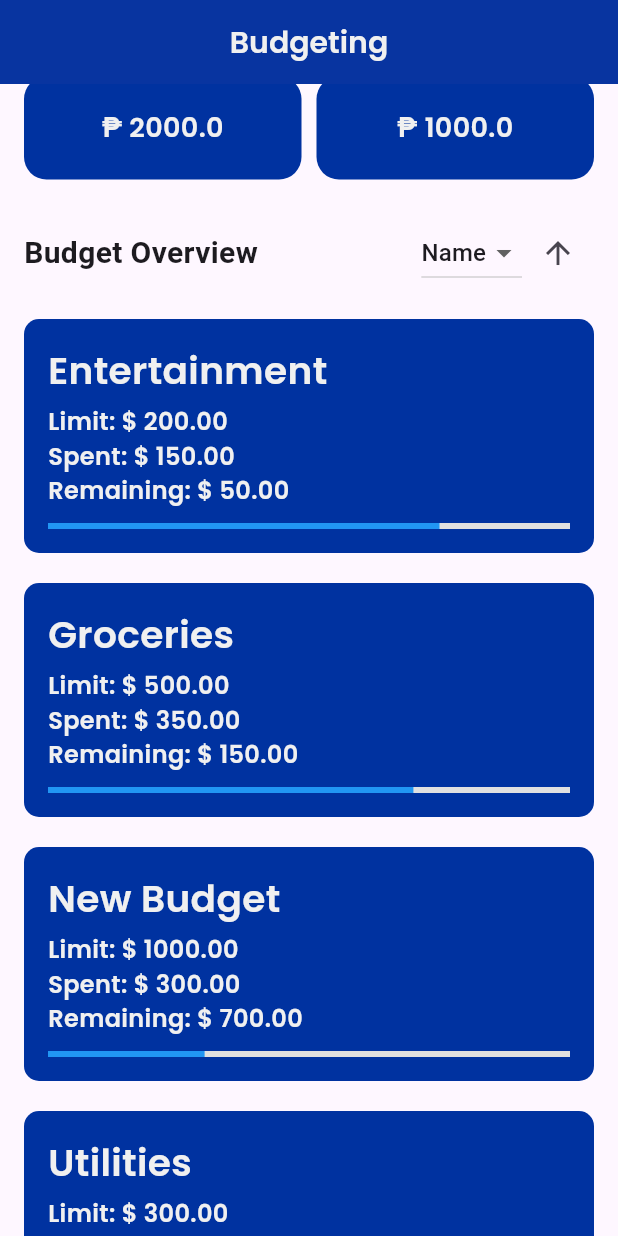
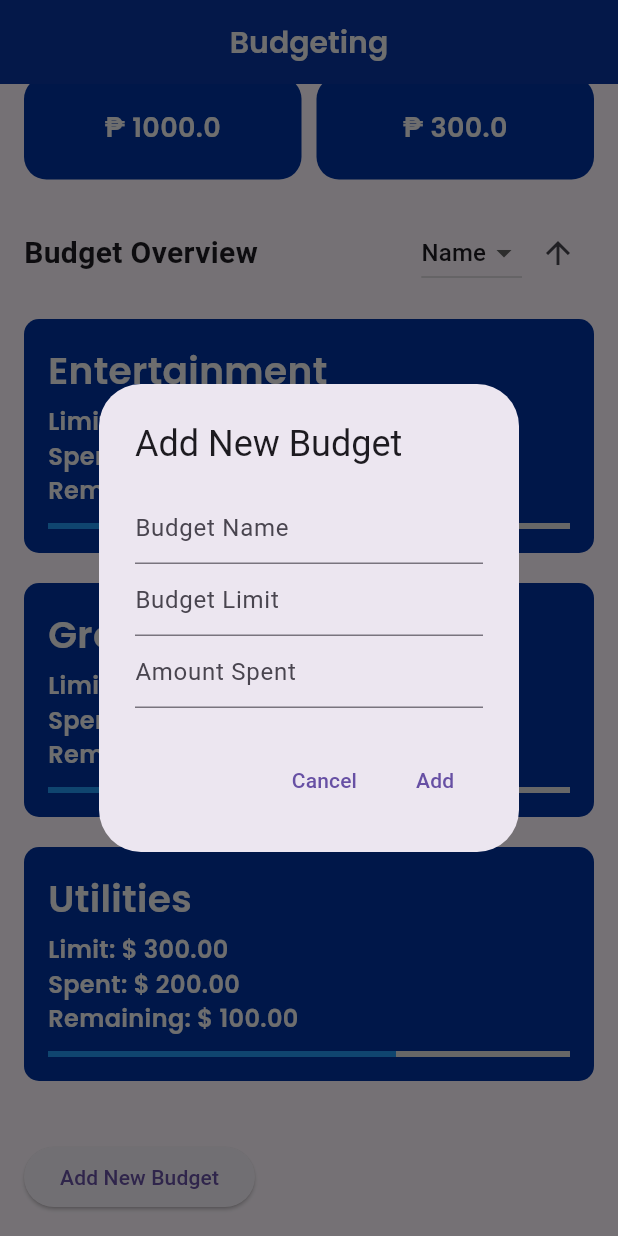
Before and after one commit to hydraadra112/perapal, a Flutter app: the Budget screen opened directly, scrolled down 59 dp, after a tap on "Add New Budget", on a phone screen of 412 x 824 dp. Run offline on Flutter 3.47's test engine with Material 3 defaults, Android fonts, the phone set to English and light mode, and no system bars; our stand-ins replace animated_splash_screen, google_fonts; missing offline and left inert: mongo_dart.

Commit message:
made boxes modifiable, and abiltiy to add boxes

```diff
--- /dev/null
+++ b/lib/components/add_budget_savings_box.dart
@@ -0,0 +1,108 @@
+import 'package:flutter/material.dart';
+
+Future<void> showAddBudgetDialog(BuildContext context, Function(String, double, double) onAdd) async {
+  final TextEditingController nameController = TextEditingController();
+  final TextEditingController limitController = TextEditingController();
+  final TextEditingController spentController = TextEditingController();
+
+  return showDialog<void>(
+    context: context,
+    builder: (BuildContext context) {
+      return AlertDialog(
+        title: const Text('Add New Budget'),
+        content: SingleChildScrollView(
+          child: ListBody(
+            children: <Widget>[
+              TextField(
+                controller: nameController,
+                decoration: const InputDecoration(hintText: 'Budget Name'),
+              ),
+              TextField(
+                controller: limitController,
+                keyboardType: TextInputType.number,
+                decoration: const InputDecoration(hintText: 'Budget Limit'),
+              ),
+              TextField(
+                controller: spentController,
+                keyboardType: TextInputType.number,
+                decoration: const InputDecoration(hintText: 'Amount Spent'),
+              ),
+            ],
+          ),
+        ),
+        actions: <Widget>[
+          TextButton(
+            child: const Text('Cancel'),
+            onPressed: () {
+              Navigator.of(context).pop();
+            },
+          ),
+          TextButton(
+            child: const Text('Add'),
+            onPressed: () {
+              final String name = nameController.text;
+              final double limit = double.tryParse(limitController.text) ?? 0.0;
+              final double spent = double.tryParse(spentController.text) ?? 0.0;
+              onAdd(name, limit, spent);
+              Navigator.of(context).pop();
+            },
+          ),
+        ],
+      );
+    },
+  );
+}
+
+
+Future<void> showAddSavingsDialog(BuildContext context, Function(String, double, double) onAdd) async {
+  final TextEditingController nameController = TextEditingController();
+  final TextEditingController goalController = TextEditingController();
+  final TextEditingController savedController = TextEditingController();
+
+  return showDialog<void>(
+    context: context,
+    builder: (BuildContext context) {
+      return AlertDialog(
+        title: const Text('Add New Savings Goal'),
+        content: SingleChildScrollView(
+          child: ListBody(
+            children: <Widget>[
+              TextField(
+                controller: nameController,
+                decoration: const InputDecoration(hintText: 'Savings Goal Name'),
+              ),
+              TextField(
+                controller: goalController,
+                keyboardType: TextInputType.number,
+                decoration: const InputDecoration(hintText: 'Goal Amount'),
+              ),
+              TextField(
+                controller: savedController,
+                keyboardType: TextInputType.number,
+                decoration: const InputDecoration(hintText: 'Saved Amount'),
+              ),
+            ],
+          ),
+        ),
+        actions: <Widget>[
+          TextButton(
+            child: const Text('Cancel'),
+            onPressed: () {
+              Navigator.of(context).pop();
+            },
+          ),
+          TextButton(
+            child: const Text('Add'),
+            onPressed: () {
+              final String name = nameController.text;
+              final double goalAmount = double.tryParse(goalController.text) ?? 0.0;
+              final double savedAmount = double.tryParse(savedController.text) ?? 0.0;
+              onAdd(name, goalAmount, savedAmount);
+              Navigator.of(context).pop();
+            },
+          ),
+        ],
+      );
+    },
+  );
+}
--- a/lib/components/button.dart
+++ b/lib/components/button.dart
@@ -18,12 +18,12 @@ class Button extends StatelessWidget {
       child: ElevatedButton(
         onPressed: onPressed,
         style: ButtonStyle(
-          shape: MaterialStateProperty.all<RoundedRectangleBorder>(
+          shape: WidgetStateProperty.all<RoundedRectangleBorder>(
             RoundedRectangleBorder(
               borderRadius: BorderRadius.circular(0), // Square shape
             ),
           ),
-          backgroundColor: MaterialStateProperty.all<Color>(blue), // Light blue background
+          backgroundColor: WidgetStateProperty.all<Color>(blue), // Light blue background
         ),
         child: Padding(
           padding: const EdgeInsets.symmetric(vertical: 5, horizontal: 2),
--- a/lib/components/savings/savings_box.dart
+++ b/lib/components/savings/savings_box.dart
@@ -7,11 +7,11 @@ class SavingsBox extends StatelessWidget {
   final num savedAmount;
 
   const SavingsBox({
-    Key? key,
+    super.key,
     required this.goalName,
     required this.goalAmount,
     required this.savedAmount,
-  }) : super(key: key);
+  });
 
   @override
   Widget build(BuildContext context) {
--- a/lib/main.dart
+++ b/lib/main.dart
@@ -1,7 +1,6 @@
 import 'package:flutter/material.dart';
 import 'package:flutter/rendering.dart';
 import 'package:perapal/pages/splash_screen.dart';
-import 'package:firebase_core/firebase_core.dart';
 
 void main() {
   debugPaintSizeEnabled = false;
--- a/lib/pages/budget_page.dart
+++ b/lib/pages/budget_page.dart
@@ -2,9 +2,11 @@ import 'package:flutter/material.dart';
 import 'package:perapal/utils/style.dart';
 import 'package:perapal/components/budget/budget_box.dart';
 import 'package:perapal/components/cash_display.dart';
+import 'package:perapal/components/add_budget_savings_box.dart';
+import 'package:perapal/components/modify_budget_savings_box.dart';
 
 class Budget extends StatefulWidget {
-  const Budget({Key? key}) : super(key: key);
+  const Budget({super.key});
 
   @override
   _BudgetState createState() => _BudgetState();
@@ -53,6 +55,25 @@ class _BudgetState extends State<Budget> {
     _sortBudgets(); // Sort initially
   }
 
+  void _addBudget(String name, double limit, double spent) {
+    setState(() {
+      budgets.add({
+        'name': name,
+        'limit': limit,
+        'spent': spent,
+      });
+      _sortBudgets(); // Sort after adding new budget
+    });
+  }
+
+  void _modifyBudget(int index, double newLimit, double newSpent) {
+    setState(() {
+      budgets[index]['limit'] = newLimit;
+      budgets[index]['spent'] = newSpent;
+      _sortBudgets(); // Sort after modifying budget
+    });
+  }
+
   @override
   Widget build(BuildContext context) {
     return Scaffold(
@@ -78,7 +99,7 @@ class _BudgetState extends State<Budget> {
               // Display Total widgets side by side
               children: [
                 Expanded(
-                  child: CashDisplay(expenseName: "Total Spent", cashValue: totalBudget),
+                  child: CashDisplay(expenseName: "Total Budget", cashValue: totalBudget),
                 ),
                 const SizedBox(width: 10), // Add space between widgets
                 Expanded(
@@ -136,29 +157,29 @@ class _BudgetState extends State<Budget> {
             const SizedBox(height: 20.0),
 
             // Iterate over the list and create BudgetBox for each item
-            for (var budget in budgets)
+            for (var i = 0; i < budgets.length; i++)
               Padding(
                 padding: const EdgeInsets.only(bottom: 20.0),
-                child: BudgetBox(
-                  budgetName: budget['name'],
-                  budgetLimit: budget['limit'],
-                  amountSpent: budget['spent'],
+                child: GestureDetector(
+                  onTap: () => showModifyBudgetDialog(
+                    context,
+                    budgets[i]['name'],
+                    budgets[i]['limit'],
+                    budgets[i]['spent'],
+                    (newLimit, newSpent) => _modifyBudget(i, newLimit, newSpent),
+                  ),
+                  child: BudgetBox(
+                    budgetName: budgets[i]['name'],
+                    budgetLimit: budgets[i]['limit'],
+                    amountSpent: budgets[i]['spent'],
+                  ),
                 ),
               ),
 
             const SizedBox(height: 20.0),
 
             ElevatedButton(
-              onPressed: () {
-                setState(() {
-                  budgets.add({
-                    'name': 'New Budget',
-                    'limit': 1000.0,
-                    'spent': 300.0,
-                  });
-                  _sortBudgets(); // Sort after adding new budget
-                });
-              },
+              onPressed: () => showAddBudgetDialog(context, _addBudget),
               child: const Text('Add New Budget'),
             ),
           ],
--- a/lib/pages/onboarding.dart
+++ b/lib/pages/onboarding.dart
@@ -41,7 +41,7 @@ Widget build(BuildContext context) {
             },
           ),
         ),
-        Container(
+        SizedBox(
           height: small,
           child: Row(
             mainAxisAlignment: MainAxisAlignment.center,
--- a/lib/utils/style.dart
+++ b/lib/utils/style.dart
@@ -10,8 +10,9 @@ var white = const Color(0xffFFFFFF);
 var yellow = const Color(0xffFED141);
 var yellowLight = const Color(0xffFFFF9F);
 var textLight = const Color(0xffF0F0F0);
+// ignore: use_full_hex_values_for_flutter_colors
 var textDark = const Color(0xfff262626);
-var transparent = const Color(0xff);
+var transparent = const Color(0x000000ff);
 
 // TextStyle
 TextStyle heading1L = GoogleFonts.poppins(
```
Also changed, not shown: lib/components/modify_budget_savings_box.dart (added, +108 -0 lines), lib/pages/savings_page.dart (+38 -17 lines).
